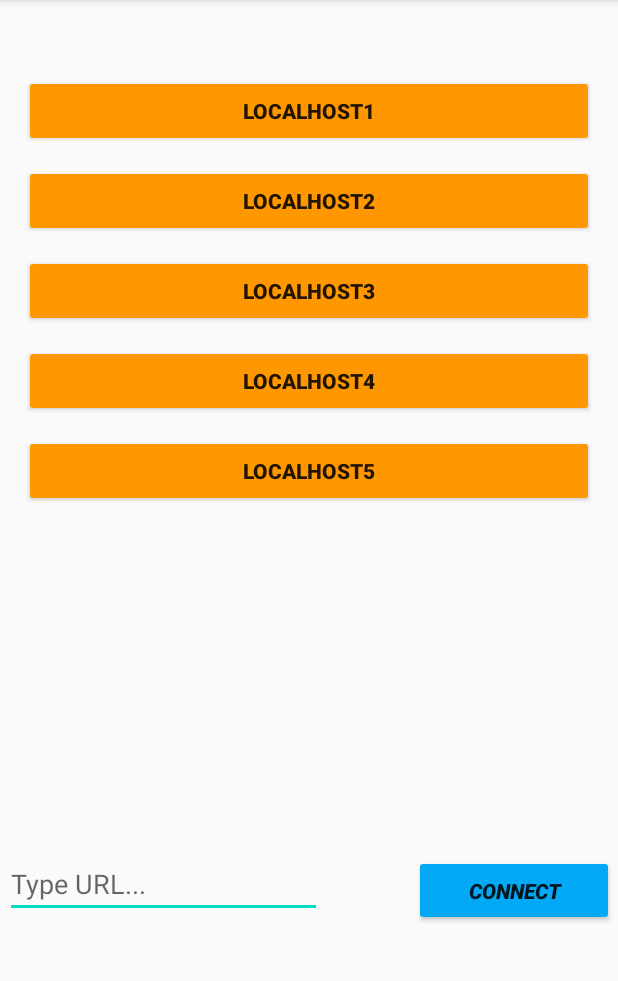
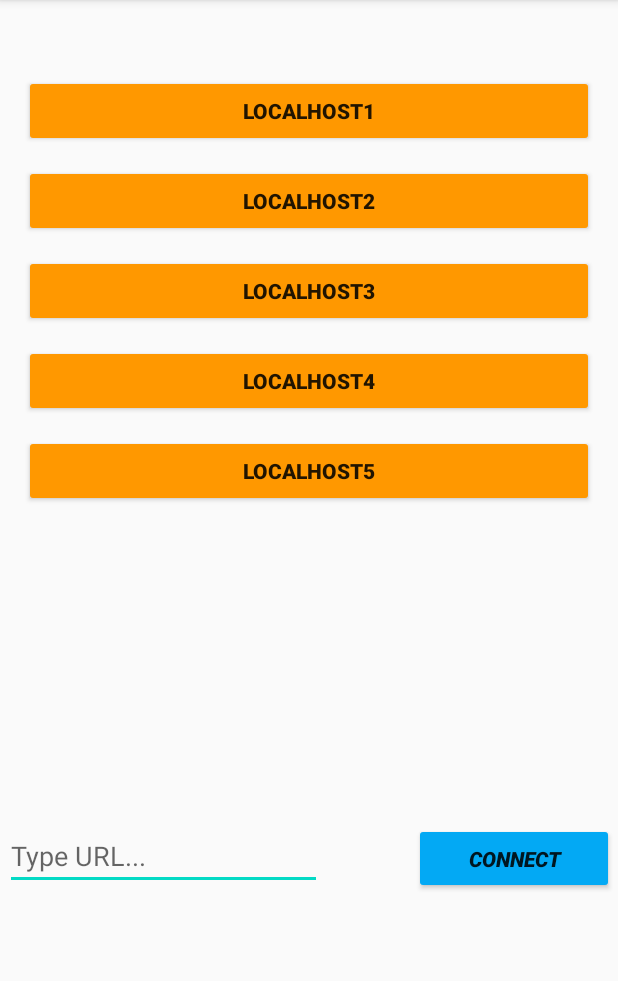
Before and after one commit to NizanMandelblit/FlightMobileApp, an Android app: the screen it shows after launch (MainActivity), on a phone screen of 412 x 824 dp, the part 84-1065 px from its top. Run offline under Robolectric (Android 15) with nearby library versions, the phone set to English and light mode, and no system bars.

```diff
--- a/app/src/main/java/com/example/flightmobileapp/LocalHost.kt
+++ b/app/src/main/java/com/example/flightmobileapp/LocalHost.kt
@@ -8,4 +8,5 @@ data class LocalHost (
     @PrimaryKey val urlAdress: String,
     @ColumnInfo(name = "start_time")
     val startTime: Long = System.currentTimeMillis()
+
 )
--- a/app/src/main/java/com/example/flightmobileapp/UrlDatabase.kt
+++ b/app/src/main/java/com/example/flightmobileapp/UrlDatabase.kt
@@ -12,7 +12,7 @@ abstract class UrlDatabase : RoomDatabase() {
     companion object {
         fun get(application: Application): UrlDatabase {
             return Room.databaseBuilder(application, UrlDatabase::class.java, "urlDataBase")
-                .build()
+                .allowMainThreadQueries().build()
         }
         /*
         @Volatile
@@ -40,4 +40,7 @@ abstract class UrlDatabase : RoomDatabase() {
         */
     }
 
+    abstract fun getDao2(): Functions
+
+
 }
--- a/app/src/main/res/layout/activity_main.xml
+++ b/app/src/main/res/layout/activity_main.xml
@@ -86,6 +86,7 @@
         android:layout_width="211dp"
         android:layout_height="42dp"
         android:layout_marginStart="16dp"
+        android:layout_marginTop="194dp"
         android:layout_marginEnd="16dp"
         android:layout_marginBottom="156dp"
         android:ems="10"
@@ -94,20 +95,24 @@
         app:layout_constraintBottom_toBottomOf="parent"
         app:layout_constraintEnd_toStartOf="@+id/ConnectButton"
         app:layout_constraintHorizontal_bias="0.0"
-        app:layout_constraintStart_toStartOf="parent" />
+        app:layout_constraintStart_toStartOf="parent"
+        app:layout_constraintTop_toBottomOf="@+id/button5" />
 
     <Button
         android:id="@+id/ConnectButton"
         android:layout_width="133dp"
         android:layout_height="47dp"
         android:layout_marginStart="45dp"
+        android:layout_marginTop="194dp"
         android:layout_marginEnd="16dp"
+        android:layout_marginBottom="156dp"
         android:backgroundTint="#03A9F4"
         android:text="Connect"
         android:textStyle="bold|italic"
-        app:layout_constraintBaseline_toBaselineOf="@+id/UrlInput"
+        app:layout_constraintBottom_toBottomOf="parent"
         app:layout_constraintEnd_toEndOf="parent"
         app:layout_constraintHorizontal_bias="0.11"
-        app:layout_constraintStart_toEndOf="@+id/UrlInput" />
+        app:layout_constraintStart_toEndOf="@+id/UrlInput"
+        app:layout_constraintTop_toBottomOf="@+id/button5" />
 
 </androidx.constraintlayout.widget.ConstraintLayout>
```
Also changed, not shown: app/src/main/java/com/example/flightmobileapp/MainActivity.kt (+21 -4 lines), app/src/main/java/com/example/flightmobileapp/SleepDatabase.kt (deleted, +0 -33 lines), app/src/main/java/com/example/flightmobileapp/SleepDatabaseDao.kt (deleted, +0 -13 lines), app/src/main/java/com/example/flightmobileapp/SleepNight.kt (deleted, +0 -17 lines).
